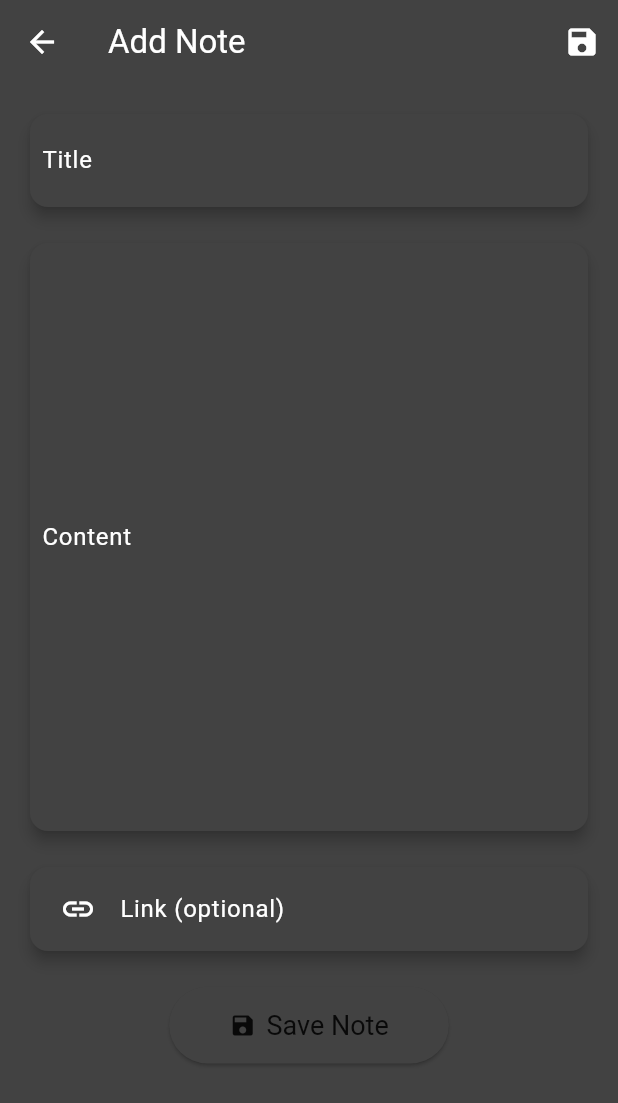
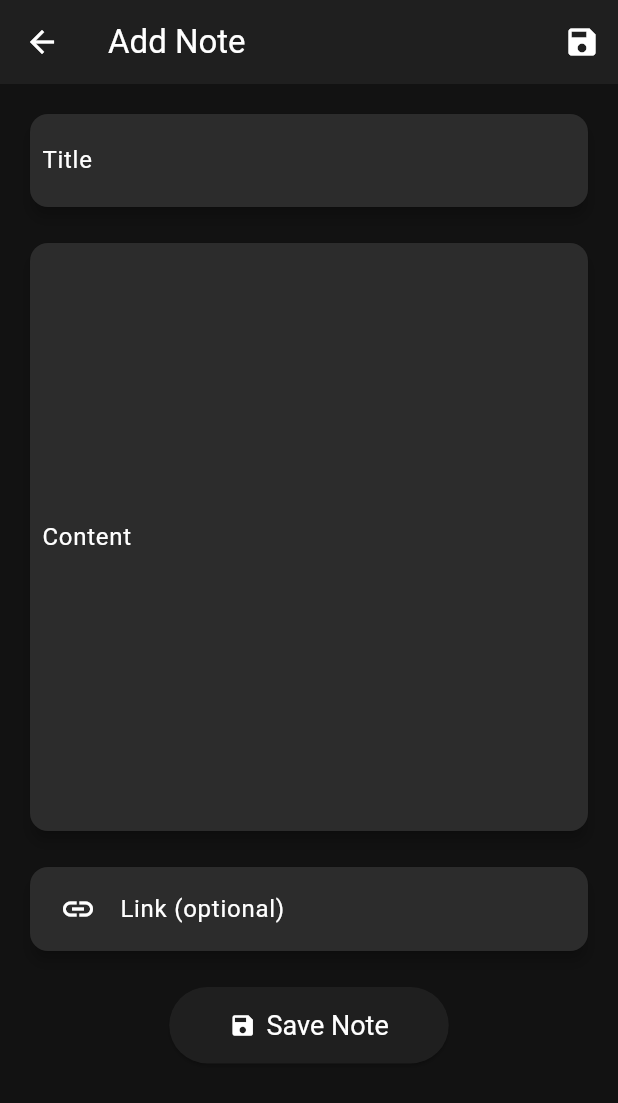
Before and after one commit to Piyu-Pika/my_notes_app, a Flutter app: the screen it shows once a user with an empty profile is signed in, after a tap on the "dark mode" icon, after a tap on the "add" icon, on a phone screen of 412 x 824 dp. Shown: the top 1103 px of the screen. Run offline on Flutter 3.47's test engine with Material 3 defaults, Android fonts, the phone set to English and light mode, and no system bars; our stand-ins replace cloud_firestore, firebase_auth, firebase_core, shared_preferences; accounts and stored records are empty.

Commit message:
darkmode_fix

```diff
--- a/lib/Screens/NoteAddScreen.dart
+++ b/lib/Screens/NoteAddScreen.dart
@@ -59,6 +59,8 @@ class _AddNoteScreenState extends State<AddNoteScreen> {
 
   @override
   Widget build(BuildContext context) {
+    final isDarkMode = Theme.of(context).brightness == Brightness.dark;
+
     return Scaffold(
       appBar: AppBar(
         title: Text('Add Note'),
@@ -135,11 +137,13 @@ class _AddNoteScreenState extends State<AddNoteScreen> {
                       ElevatedButton.icon(
                         icon: Icon(
                           Icons.save,
-                          color: Colors.black87,
+                          color: isDarkMode ? Colors.white : Colors.black87,
                         ),
                         label: Text(
                           'Save Note',
-                          style: TextStyle(color: Colors.black87),
+                          style: TextStyle(
+                            color: isDarkMode ? Colors.white : Colors.black87,
+                          ),
                         ),
                         onPressed: _isLoading ? null : _submitForm,
                         style: ElevatedButton.styleFrom(
--- a/lib/main.dart
+++ b/lib/main.dart
@@ -3,6 +3,7 @@ import 'package:firebase_core/firebase_core.dart';
 import 'package:firebase_auth/firebase_auth.dart';
 import 'package:my_notes_app/Screens/SignUpPage.dart';
 import 'package:my_notes_app/Screens/notesScreen.dart';
+import 'package:shared_preferences/shared_preferences.dart';
 
 void main() async {
   WidgetsFlutterBinding.ensureInitialized();
@@ -17,10 +18,26 @@ class MyApp extends StatefulWidget {
 
 class _MyAppState extends State<MyApp> {
   bool _isDarkMode = false;
+  static const String THEME_KEY = 'isDarkMode';
 
-  void toggleTheme() {
+  @override
+  void initState() {
+    super.initState();
+    _loadTheme();
+  }
+
+  void _loadTheme() async {
+    SharedPreferences prefs = await SharedPreferences.getInstance();
+    setState(() {
+      _isDarkMode = prefs.getBool(THEME_KEY) ?? false;
+    });
+  }
+
+  void toggleTheme() async {
+    SharedPreferences prefs = await SharedPreferences.getInstance();
     setState(() {
       _isDarkMode = !_isDarkMode;
+      prefs.setBool(THEME_KEY, _isDarkMode);
     });
   }
 
@@ -35,12 +52,54 @@ class _MyAppState extends State<MyApp> {
   }
 
   ThemeData _buildTheme(bool isDarkMode) {
+    if (isDarkMode) {
       return ThemeData(
-      brightness: isDarkMode ? Brightness.dark : Brightness.light,
+        brightness: Brightness.dark,
+        primaryColor: Color(0xFF1F1F1F),
+        scaffoldBackgroundColor: Color(0xFF121212),
+        appBarTheme: AppBarTheme(
+          backgroundColor: Color(0xFF1F1F1F),
+          elevation: 0,
+        ),
+        cardColor: Color(0xFF2C2C2C),
+        textTheme: TextTheme(
+          bodyLarge: TextStyle(color: Colors.white),
+          bodyMedium: TextStyle(color: Colors.white70),
+        ),
+        iconTheme: IconThemeData(color: Colors.white),
+        elevatedButtonTheme: ElevatedButtonThemeData(
+          style: ElevatedButton.styleFrom(
+            backgroundColor: Color(0xFF3D5AFE),
+            foregroundColor: Colors.white,
+            padding: EdgeInsets.symmetric(horizontal: 50, vertical: 15),
+            textStyle: TextStyle(
+              fontSize: 18,
+              fontWeight: FontWeight.bold,
+            ),
+            shape: RoundedRectangleBorder(
+              borderRadius: BorderRadius.circular(30),
+            ),
+          ),
+        ),
+        colorScheme: ColorScheme.dark(
+          primary: Color(0xFF3D5AFE),
+          secondary: Color(0xFF64FFDA),
+          surface: Color(0xFF2C2C2C),
+          background: Color(0xFF121212),
+          error: Color(0xFFCF6679),
+        ),
+        floatingActionButtonTheme: FloatingActionButtonThemeData(
+          backgroundColor: Color(0xFF3D5AFE),
+          foregroundColor: Colors.white,
+        ),
+      );
+    } else {
+      return ThemeData(
+        brightness: Brightness.light,
         fontFamily: 'Roboto',
         elevatedButtonTheme: ElevatedButtonThemeData(
           style: ElevatedButton.styleFrom(
-          backgroundColor: isDarkMode ? Colors.blueGrey[700] : Colors.blue[700],
+            backgroundColor: Colors.blue[700],
             padding: EdgeInsets.symmetric(horizontal: 50, vertical: 15),
             textStyle: TextStyle(
               fontSize: 18,
@@ -52,11 +111,11 @@ class _MyAppState extends State<MyApp> {
           ),
         ),
         colorScheme: ColorScheme.fromSwatch(
-        primarySwatch: isDarkMode ? Colors.blueGrey : Colors.blue,
-        brightness: isDarkMode ? Brightness.dark : Brightness.light,
-      ).copyWith(
-          secondary: isDarkMode ? Colors.blueGrey[400] : Colors.blueAccent),
+          primarySwatch: Colors.blue,
+          brightness: Brightness.light,
+        ).copyWith(secondary: Colors.blueAccent),
       );
+    }
   }
 }
 
--- a/pubspec.yaml
+++ b/pubspec.yaml
@@ -42,6 +42,7 @@ dependencies:
   url_launcher: ^6.3.0
   package_info_plus: ^8.0.0
   device_apps: ^2.2.0
+  shared_preferences: ^2.2.3
 
 dev_dependencies:
   flutter_launcher_icons: "^0.13.1"
```
Also changed, not shown: pubspec.lock, 1 other file. Lines whose indentation alone changed are shown as unchanged.
